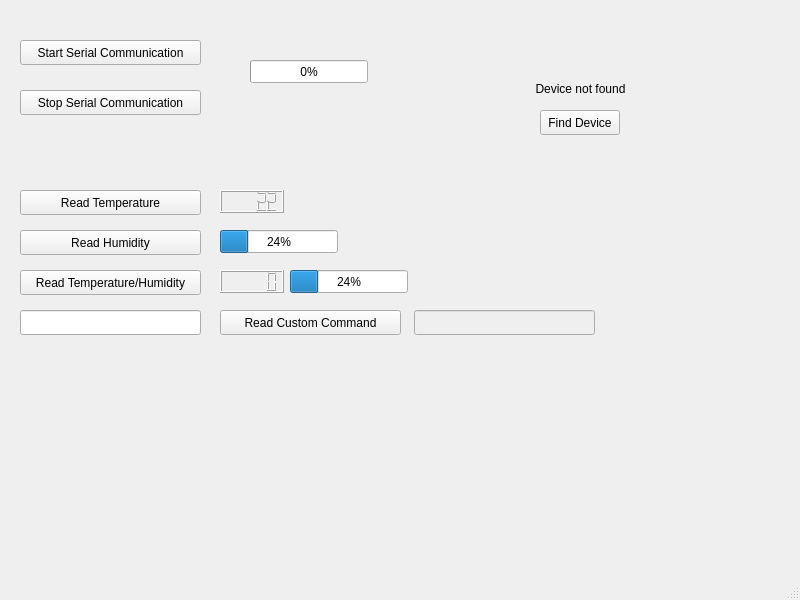
Above: src/esp32_modbus.ui from LuigiSalvatore/perifericos-t1 before the change. Below: the same form after it.
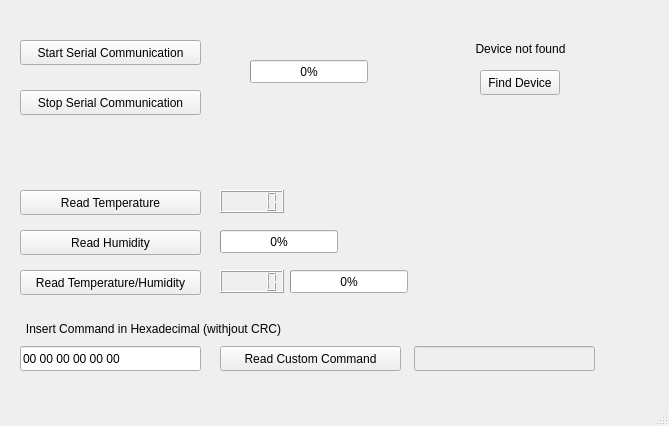
That is the form after the change.

Commit message: pequenas alterações na UI

```diff
--- a/src/esp32_modbus.ui
+++ b/src/esp32_modbus.ui
@@ -6,8 +6,8 @@
    <rect>
     <x>0</x>
     <y>0</y>
-    <width>800</width>
-    <height>600</height>
+    <width>669</width>
+    <height>426</height>
    </rect>
   </property>
   <property name="windowTitle">
@@ -65,8 +65,17 @@
       <height>23</height>
      </rect>
     </property>
+    <property name="frameShape">
+     <enum>QFrame::Box</enum>
+    </property>
+    <property name="lineWidth">
+     <number>1</number>
+    </property>
+    <property name="digitCount">
+     <number>5</number>
+    </property>
     <property name="intValue" stdset="0">
-     <number>22</number>
+     <number>0</number>
     </property>
    </widget>
    <widget class="QPushButton" name="pushbutton_read_humid">
@@ -112,7 +121,7 @@
     <property name="geometry">
      <rect>
       <x>220</x>
-      <y>310</y>
+      <y>346</y>
       <width>181</width>
       <height>25</height>
      </rect>
@@ -128,13 +137,16 @@
     <property name="geometry">
      <rect>
       <x>20</x>
-      <y>310</y>
+      <y>346</y>
       <width>181</width>
       <height>25</height>
      </rect>
     </property>
+    <property name="inputMask">
+     <string>HH HH HH HH HH HH</string>
+    </property>
     <property name="text">
-     <string/>
+     <string>00 00 00 00 00 00</string>
     </property>
    </widget>
    <widget class="QProgressBar" name="progressbar_serial_com">
@@ -163,7 +175,7 @@
      </rect>
     </property>
     <property name="value">
-     <number>24</number>
+     <number>0</number>
     </property>
    </widget>
    <widget class="QProgressBar" name="progressbar_humid2">
@@ -176,14 +188,14 @@
      </rect>
     </property>
     <property name="value">
-     <number>24</number>
+     <number>0</number>
     </property>
    </widget>
    <widget class="QLabel" name="label_device">
     <property name="geometry">
      <rect>
-      <x>450</x>
-      <y>80</y>
+      <x>390</x>
+      <y>40</y>
       <width>261</width>
       <height>17</height>
      </rect>
@@ -198,8 +210,8 @@
    <widget class="QPushButton" name="pushbutton_find_device">
     <property name="geometry">
      <rect>
-      <x>540</x>
-      <y>110</y>
+      <x>480</x>
+      <y>70</y>
       <width>80</width>
       <height>25</height>
      </rect>
@@ -256,22 +268,6 @@
      <set>Qt::AlignCenter</set>
     </property>
    </widget>
-   <widget class="QLabel" name="label_com_error4">
-    <property name="geometry">
-     <rect>
-      <x>597</x>
-      <y>314</y>
-      <width>131</width>
-      <height>17</height>
-     </rect>
-    </property>
-    <property name="text">
-     <string/>
-    </property>
-    <property name="alignment">
-     <set>Qt::AlignCenter</set>
-    </property>
-   </widget>
    <widget class="QLineEdit" name="lineedit_custom_receive">
     <property name="enabled">
      <bool>false</bool>
@@ -279,7 +275,7 @@
     <property name="geometry">
      <rect>
       <x>414</x>
-      <y>310</y>
+      <y>346</y>
       <width>181</width>
       <height>25</height>
      </rect>
@@ -288,6 +284,22 @@
      <string/>
     </property>
    </widget>
+   <widget class="QLabel" name="label_com_custom_helper">
+    <property name="geometry">
+     <rect>
+      <x>18</x>
+      <y>320</y>
+      <width>271</width>
+      <height>17</height>
+     </rect>
+    </property>
+    <property name="text">
+     <string>Insert Command in Hexadecimal (withjout CRC)</string>
+    </property>
+    <property name="alignment">
+     <set>Qt::AlignCenter</set>
+    </property>
+   </widget>
   </widget>
   <widget class="QMenuBar" name="menubar">
    <property name="geometry">
```
Left out of the diff: 5 changed lines with no effect on the pictures.
